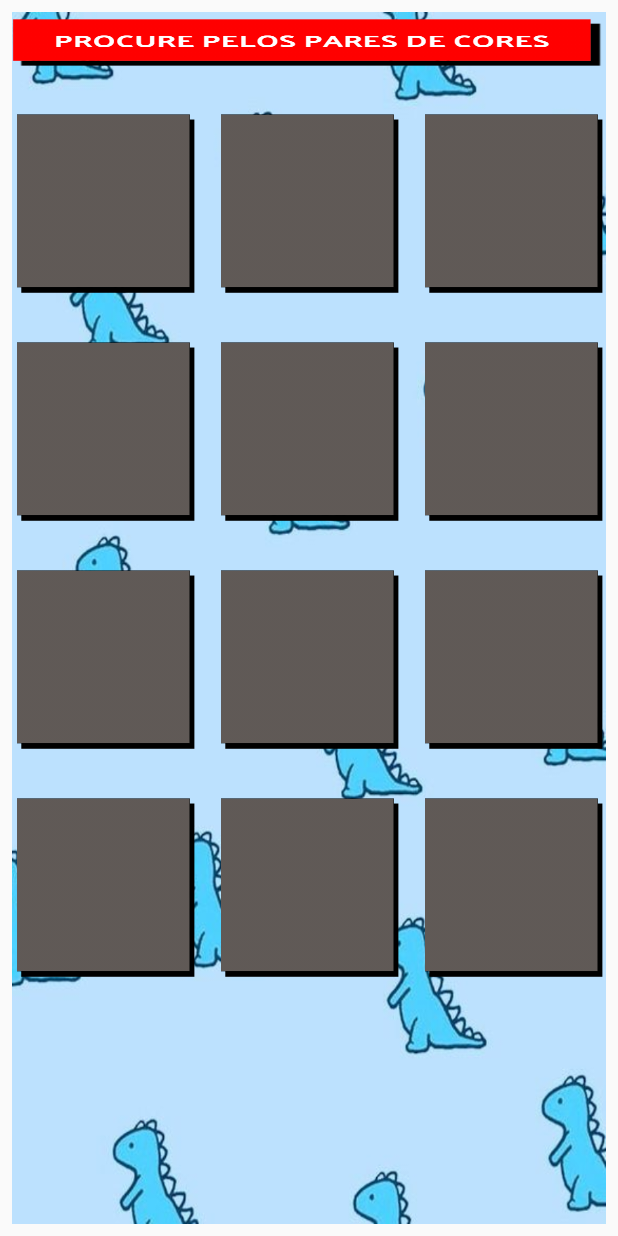
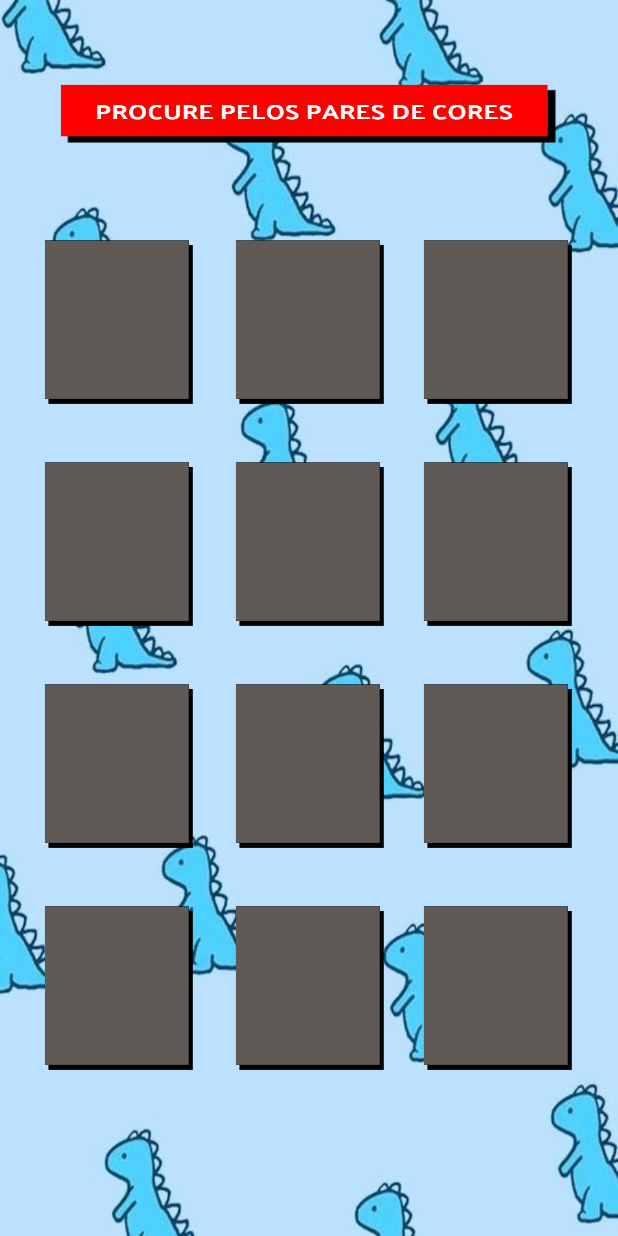
Before and after one commit to LuluhCoc/App-Espaco-Colorido, an Android app: the layout activity_jogo_da_memoria_acitivity.xml on its own in the app's theme, with its tools: preview values and no code run, on a phone screen of 412 x 824 dp. Run offline under Robolectric (Android 15) with nearby library versions, the phone set to English and light mode, and no system bars.

Commit message:
Melhorando layout e add mp3

```diff
--- a/app/src/main/java/com/example/espacocolorido/JogoDaMemoriaAcitivity.kt
+++ b/app/src/main/java/com/example/espacocolorido/JogoDaMemoriaAcitivity.kt
@@ -2,17 +2,18 @@
 package com.example.espacocolorido
 
 import android.annotation.SuppressLint
+
+import android.media.MediaPlayer
 import android.os.Bundle
 import androidx.appcompat.app.AppCompatActivity
 import com.example.espacocolorido.R.drawable.*
 import kotlinx.android.synthetic.main.activity_jogo_da_memoria_acitivity.*
 
 class JogoDaMemoriaAcitivity : AppCompatActivity() {
-
     @SuppressLint("SetTextI18n")
     override fun onCreate(savedInstanceState: Bundle?) {
+        var mediaPlayer: MediaPlayer? = MediaPlayer.create(applicationContext, R.raw.correto)
         super.onCreate(savedInstanceState)
-        setContentView(R.layout.activity_jogo_da_memoria_acitivity)
 
         val images: MutableList<Int> = mutableListOf(
                 amarelo,
@@ -64,6 +65,7 @@ class JogoDaMemoriaAcitivity : AppCompatActivity() {
                         buttons[lastClicked].isClickable = false
                         turnOver = false
                         clicked = 0
+                        mediaPlayer?.start()
                     }
                 } else if (clicked == 0) {
                     turnOver = false
--- a/app/src/main/res/layout-land/activity_jogo_da_memoria_acitivity.xml
+++ b/app/src/main/res/layout-land/activity_jogo_da_memoria_acitivity.xml
@@ -4,75 +4,80 @@
     xmlns:tools="http://schemas.android.com/tools"
     android:layout_width="match_parent"
     android:layout_height="match_parent"
-    android:layout_margin="8dp"
-    android:background="@android:color/white"
+    android:background="@drawable/dinos"
     tools:context=".JogoDaMemoriaAcitivity">
 
 
     <TextView
         android:id="@+id/title_text"
-        android:layout_width="0dp"
-        android:layout_height="wrap_content"
-        android:layout_marginTop="16dp"
-        android:layout_marginBottom="32dp"
+        android:layout_width="397dp"
+        android:layout_height="40dp"
+        android:background="@drawable/paresdecores"
         android:fontFamily="@font/poppins_medium"
-        android:text="@string/top_label"
         android:textAlignment="center"
         android:textColor="@color/colorAccent"
         android:textSize="20sp"
-        app:layout_constraintLeft_toLeftOf="parent"
-        app:layout_constraintRight_toRightOf="parent"
-        app:layout_constraintTop_toTopOf="parent" />
+        app:layout_constraintBottom_toBottomOf="parent"
+        app:layout_constraintEnd_toEndOf="parent"
+        app:layout_constraintStart_toStartOf="parent"
+        app:layout_constraintTop_toTopOf="parent"
+        app:layout_constraintVertical_bias="0.011" />
 
     <GridLayout
         android:id="@+id/main_grid"
-        android:layout_width="wrap_content"
-        android:layout_height="wrap_content"
-        android:layout_marginTop="8dp"
+        android:layout_width="672dp"
+        android:layout_height="279dp"
         android:columnCount="6"
         android:orientation="horizontal"
         android:rowCount="2"
         android:rowOrderPreserved="true"
+        app:layout_constraintBottom_toBottomOf="parent"
         app:layout_constraintEnd_toEndOf="parent"
-        app:layout_constraintStart_toStartOf="@+id/title_text"
-        app:layout_constraintTop_toBottomOf="@+id/title_text">
+        app:layout_constraintHorizontal_bias="0.491"
+        app:layout_constraintStart_toStartOf="parent"
+        app:layout_constraintTop_toTopOf="parent"
+        app:layout_constraintVertical_bias="0.803">
 
         <Button
             android:id="@+id/button"
             style="@style/ButtonsStyle"
+            android:layout_width="105dp"
+            android:layout_height="110dp"
             android:layout_marginTop="24dp"
+            android:background="@drawable/cinza"
             app:layout_constraintEnd_toStartOf="@+id/button1"
             app:layout_constraintHorizontal_bias="0.5"
             app:layout_constraintStart_toStartOf="parent" />
 
         <Button
             android:id="@+id/button1"
-            android:layout_width="@dimen/buttons_height_and_width"
-            android:layout_height="@dimen/buttons_height_and_width"
+            android:layout_width="105dp"
+            android:layout_height="110dp"
             android:layout_marginStart="8dp"
             android:layout_marginTop="24dp"
             android:layout_marginEnd="8dp"
-            android:background="@drawable/gamecontroller"
+            android:background="@drawable/cinza"
             app:layout_constraintEnd_toStartOf="@+id/button2"
             app:layout_constraintHorizontal_bias="0.5"
             app:layout_constraintStart_toEndOf="@+id/button" />
 
         <Button
             android:id="@+id/button2"
-            android:layout_width="@dimen/buttons_height_and_width"
-            android:layout_height="@dimen/buttons_height_and_width"
+            android:layout_width="105dp"
+            android:layout_height="110dp"
             android:layout_marginTop="24dp"
-            android:background="@drawable/gamecontroller"
+            android:background="@drawable/cinza"
             app:layout_constraintEnd_toEndOf="parent"
             app:layout_constraintHorizontal_bias="0.5"
             app:layout_constraintStart_toEndOf="@+id/button1" />
 
         <Button
             android:id="@+id/button3"
-            android:layout_width="@dimen/buttons_height_and_width"
-            android:layout_height="@dimen/buttons_height_and_width"
-            android:layout_marginTop="16dp"
-            android:background="@drawable/gamecontroller"
+            android:layout_width="105dp"
+            android:layout_height="110dp"
+            android:layout_margin="8dp"
+            android:layout_marginTop="24dp"
+            android:background="@drawable/cinza"
             app:layout_constraintEnd_toStartOf="@+id/button4"
             app:layout_constraintHorizontal_bias="0.5"
             app:layout_constraintStart_toStartOf="parent"
@@ -80,10 +85,10 @@
 
         <Button
             android:id="@+id/button4"
-            android:layout_width="@dimen/buttons_height_and_width"
-            android:layout_height="@dimen/buttons_height_and_width"
-            android:layout_marginTop="16dp"
-            android:background="@drawable/gamecontroller"
+            android:layout_width="105dp"
+            android:layout_height="110dp"
+            android:layout_marginTop="24dp"
+            android:background="@drawable/cinza"
             app:layout_constraintEnd_toStartOf="@+id/button5"
             app:layout_constraintHorizontal_bias="0.5"
             app:layout_constraintStart_toEndOf="@+id/button3"
@@ -92,9 +97,10 @@
         <Button
             android:id="@+id/button5"
             style="@style/ButtonsStyle"
-            android:layout_width="@dimen/buttons_height_and_width"
-            android:layout_height="@dimen/buttons_height_and_width"
-            android:layout_marginTop="16dp"
+            android:layout_width="105dp"
+            android:layout_height="110dp"
+            android:layout_marginTop="24dp"
+            android:background="@drawable/cinza"
             app:layout_constraintEnd_toEndOf="parent"
             app:layout_constraintHorizontal_bias="0.5"
             app:layout_constraintStart_toEndOf="@+id/button4"
@@ -102,10 +108,10 @@
 
         <Button
             android:id="@+id/button6"
-            android:layout_width="@dimen/buttons_height_and_width"
-            android:layout_height="@dimen/buttons_height_and_width"
+            android:layout_width="105dp"
+            android:layout_height="110dp"
             android:layout_marginTop="16dp"
-            android:background="@drawable/gamecontroller"
+            android:background="@drawable/cinza"
             app:layout_constraintEnd_toStartOf="@+id/button7"
             app:layout_constraintHorizontal_bias="0.5"
             app:layout_constraintStart_toStartOf="parent"
@@ -113,11 +119,11 @@
 
         <Button
             android:id="@+id/button8"
-            android:layout_width="@dimen/buttons_height_and_width"
-            android:layout_height="@dimen/buttons_height_and_width"
+            android:layout_width="105dp"
+            android:layout_height="110dp"
             android:layout_marginStart="8dp"
             android:layout_marginTop="16dp"
-            android:background="@drawable/gamecontroller"
+            android:background="@drawable/cinza"
             app:layout_constraintEnd_toEndOf="parent"
             app:layout_constraintHorizontal_bias="0.5"
             app:layout_constraintStart_toEndOf="@+id/button7"
@@ -125,12 +131,13 @@
 
         <Button
             android:id="@+id/button7"
-            android:layout_width="@dimen/buttons_height_and_width"
-            android:layout_height="@dimen/buttons_height_and_width"
+            android:layout_width="105dp"
+            android:layout_height="110dp"
+            android:layout_margin="0dp"
             android:layout_marginStart="8dp"
             android:layout_marginTop="16dp"
             android:layout_marginEnd="8dp"
-            android:background="@drawable/gamecontroller"
+            android:background="@drawable/cinza"
             app:layout_constraintEnd_toStartOf="@+id/button8"
             app:layout_constraintHorizontal_bias="0.5"
             app:layout_constraintStart_toEndOf="@+id/button6"
@@ -138,30 +145,31 @@
 
         <Button
             android:id="@+id/button9"
-            android:layout_width="@dimen/buttons_height_and_width"
-            android:layout_height="@dimen/buttons_height_and_width"
+            android:layout_width="105dp"
+            android:layout_height="110dp"
+            android:layout_margin="8dp"
             android:layout_marginTop="16dp"
-            android:background="@drawable/gamecontroller"
+            android:background="@drawable/cinza"
             app:layout_constraintStart_toStartOf="parent"
             app:layout_constraintTop_toBottomOf="@+id/button6" />
 
         <Button
             android:id="@+id/button10"
-            android:layout_width="@dimen/buttons_height_and_width"
-            android:layout_height="@dimen/buttons_height_and_width"
+            android:layout_width="105dp"
+            android:layout_height="110dp"
             android:layout_marginTop="16dp"
             android:layout_marginEnd="8dp"
-            android:background="@drawable/gamecontroller"
+            android:background="@drawable/cinza"
             app:layout_constraintEnd_toStartOf="@+id/button11"
             app:layout_constraintStart_toEndOf="@+id/button9"
             app:layout_constraintTop_toBottomOf="@+id/button7" />
 
         <Button
             android:id="@+id/button11"
-            android:layout_width="@dimen/buttons_height_and_width"
-            android:layout_height="@dimen/buttons_height_and_width"
+            android:layout_width="105dp"
+            android:layout_height="110dp"
             android:layout_marginTop="16dp"
-            android:background="@drawable/gamecontroller"
+            android:background="@drawable/cinza"
             app:layout_constraintEnd_toEndOf="parent"
             app:layout_constraintHorizontal_bias="0.5"
             app:layout_constraintStart_toEndOf="@+id/button10"
@@ -169,20 +177,5 @@
 
     </GridLayout>
 
-    <TextView
-        android:id="@+id/textView"
-        android:layout_width="0dp"
-        android:layout_height="wrap_content"
-        android:fontFamily="@font/poppins_medium"
-        android:text="@string/instructions"
-        android:textAlignment="center"
-        android:textColor="@color/colorAccent"
-        android:textSize="12sp"
-        app:layout_constraintBottom_toBottomOf="parent"
-        app:layout_constraintEnd_toEndOf="parent"
-        app:layout_constraintStart_toStartOf="@+id/title_text"
-        app:layout_constraintTop_toBottomOf="@+id/main_grid"
-        app:layout_constraintVertical_bias="1.0" />
-
 
 </androidx.constraintlayout.widget.ConstraintLayout>
--- a/app/src/main/res/layout/activity_jogo_da_memoria_acitivity.xml
+++ b/app/src/main/res/layout/activity_jogo_da_memoria_acitivity.xml
@@ -4,41 +4,44 @@
     xmlns:tools="http://schemas.android.com/tools"
     android:layout_width="match_parent"
     android:layout_height="match_parent"
-    android:layout_margin="8dp"
     android:background="@drawable/dinos"
     tools:context=".JogoDaMemoriaAcitivity">
 
 
     <TextView
         android:id="@+id/title_text"
-        android:layout_width="394dp"
-        android:layout_height="32dp"
-        android:layout_marginTop="4dp"
+        android:layout_width="332dp"
+        android:layout_height="40dp"
         android:background="@drawable/paresdecores"
         android:fontFamily="@font/poppins_medium"
         android:textAlignment="center"
         android:textColor="#2196F3"
         android:textSize="@dimen/top_label_size"
-        app:layout_constraintHorizontal_bias="0.0"
-        app:layout_constraintLeft_toLeftOf="parent"
-        app:layout_constraintRight_toRightOf="parent"
-        app:layout_constraintTop_toTopOf="parent" />
+        app:layout_constraintBottom_toTopOf="@+id/main_grid"
+        app:layout_constraintEnd_toEndOf="parent"
+        app:layout_constraintStart_toStartOf="parent"
+        app:layout_constraintTop_toTopOf="parent"
+        app:layout_constraintVertical_bias="0.573" />
 
     <GridLayout
         android:id="@+id/main_grid"
-        android:layout_width="391dp"
-        android:layout_height="632dp"
-        android:layout_marginTop="8dp"
+        android:layout_width="397dp"
+        android:layout_height="581dp"
         android:columnCount="3"
         android:rowCount="4"
         android:rowOrderPreserved="true"
+        app:layout_constraintBottom_toBottomOf="parent"
         app:layout_constraintEnd_toEndOf="parent"
-        app:layout_constraintStart_toStartOf="@+id/title_text"
-        app:layout_constraintTop_toBottomOf="@+id/title_text">
+        app:layout_constraintStart_toStartOf="parent"
+        app:layout_constraintTop_toTopOf="parent"
+        app:layout_constraintVertical_bias="0.56">
 
         <Button
             android:id="@+id/button"
             style="@style/ButtonsStyle"
+            android:layout_width="100dp"
+            android:layout_height="110dp"
+            android:layout_margin="22dp"
             android:layout_marginTop="24dp"
             android:background="@drawable/cinza"
             app:layout_constraintEnd_toStartOf="@+id/button1"
@@ -47,9 +50,9 @@
 
         <Button
             android:id="@+id/button1"
-            android:layout_width="@dimen/buttons_height_and_width"
-            android:layout_height="@dimen/buttons_height_and_width"
-            android:layout_margin="16dp"
+            android:layout_width="100dp"
+            android:layout_height="110dp"
+            android:layout_margin="5dp"
             android:layout_marginTop="24dp"
             android:layout_marginEnd="8dp"
             android:background="@drawable/cinza"
@@ -59,8 +62,9 @@
 
         <Button
             android:id="@+id/button2"
-            android:layout_width="@dimen/buttons_height_and_width"
-            android:layout_height="@dimen/buttons_height_and_width"
+            android:layout_width="100dp"
+            android:layout_height="110dp"
+            android:layout_margin="20dp"
             android:layout_marginTop="24dp"
             android:background="@drawable/cinza"
             app:layout_constraintEnd_toEndOf="parent"
@@ -69,8 +73,9 @@
 
         <Button
             android:id="@+id/button3"
-            android:layout_width="@dimen/buttons_height_and_width"
-            android:layout_height="@dimen/buttons_height_and_width"
+            android:layout_width="100dp"
+            android:layout_height="110dp"
+            android:layout_margin="22dp"
             android:layout_marginTop="16dp"
             android:background="@drawable/cinza"
             app:layout_constraintEnd_toStartOf="@+id/button4"
@@ -80,9 +85,9 @@
 
         <Button
             android:id="@+id/button4"
-            android:layout_width="@dimen/buttons_height_and_width"
-            android:layout_height="@dimen/buttons_height_and_width"
-            android:layout_margin="16dp"
+            android:layout_width="100dp"
+            android:layout_height="110dp"
+            android:layout_margin="5dp"
             android:layout_marginTop="16dp"
             android:background="@drawable/cinza"
             app:layout_constraintEnd_toStartOf="@+id/button5"
@@ -93,8 +98,9 @@
         <Button
             android:id="@+id/button5"
             style="@style/ButtonsStyle"
-            android:layout_width="@dimen/buttons_height_and_width"
-            android:layout_height="@dimen/buttons_height_and_width"
+            android:layout_width="100dp"
+            android:layout_height="110dp"
+            android:layout_margin="20dp"
             android:layout_marginTop="16dp"
             android:background="@drawable/cinza"
             app:layout_constraintEnd_toEndOf="parent"
@@ -104,8 +110,9 @@
 
         <Button
             android:id="@+id/button6"
-            android:layout_width="@dimen/buttons_height_and_width"
-            android:layout_height="@dimen/buttons_height_and_width"
+            android:layout_width="100dp"
+            android:layout_height="110dp"
+            android:layout_margin="22dp"
             android:layout_marginTop="16dp"
             android:background="@drawable/cinza"
             app:layout_constraintEnd_toStartOf="@+id/button7"
@@ -115,9 +122,9 @@
 
         <Button
             android:id="@+id/button8"
-            android:layout_width="@dimen/buttons_height_and_width"
-            android:layout_height="@dimen/buttons_height_and_width"
-            android:layout_margin="16dp"
+            android:layout_width="100dp"
+            android:layout_height="110dp"
+            android:layout_margin="5dp"
             android:layout_marginStart="8dp"
             android:layout_marginTop="16dp"
             android:background="@drawable/cinza"
@@ -128,8 +135,9 @@
 
         <Button
             android:id="@+id/button7"
-            android:layout_width="@dimen/buttons_height_and_width"
-            android:layout_height="@dimen/buttons_height_and_width"
+            android:layout_width="100dp"
+            android:layout_height="110dp"
+            android:layout_margin="20dp"
             android:layout_marginTop="16dp"
             android:layout_marginEnd="8dp"
             android:background="@drawable/cinza"
@@ -140,8 +148,9 @@
 
         <Button
             android:id="@+id/button9"
-            android:layout_width="@dimen/buttons_height_and_width"
-            android:layout_height="@dimen/buttons_height_and_width"
+            android:layout_width="100dp"
+            android:layout_height="110dp"
+            android:layout_margin="22dp"
             android:layout_marginTop="16dp"
             android:background="@drawable/cinza"
             app:layout_constraintStart_toStartOf="parent"
@@ -149,9 +158,9 @@
 
         <Button
             android:id="@+id/button10"
-            android:layout_width="@dimen/buttons_height_and_width"
-            android:layout_height="@dimen/buttons_height_and_width"
-            android:layout_margin="16dp"
+            android:layout_width="100dp"
+            android:layout_height="110dp"
+            android:layout_margin="5dp"
             android:layout_marginTop="16dp"
             android:layout_marginEnd="8dp"
             android:background="@drawable/cinza"
@@ -161,8 +170,9 @@
 
         <Button
             android:id="@+id/button11"
-            android:layout_width="@dimen/buttons_height_and_width"
-            android:layout_height="@dimen/buttons_height_and_width"
+            android:layout_width="100dp"
+            android:layout_height="110dp"
+            android:layout_margin="20dp"
             android:layout_marginTop="16dp"
             android:background="@drawable/cinza"
             app:layout_constraintEnd_toEndOf="parent"
@@ -173,5 +183,4 @@
     </GridLayout>
 
 
-
 </androidx.constraintlayout.widget.ConstraintLayout>
```
Also changed, not shown: 8 other files. Lines whose indentation alone changed are shown as unchanged.
